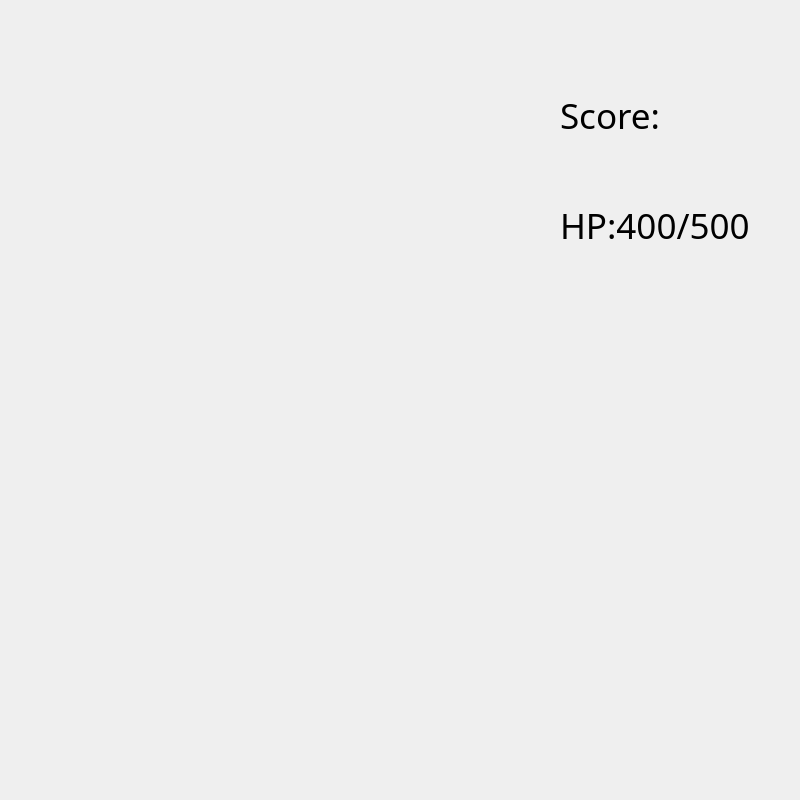
Before: the Qt Designer form PlaneFight/BattleField.ui in ForestOnTheLand/PlaneFight, drawn with Qt 5.
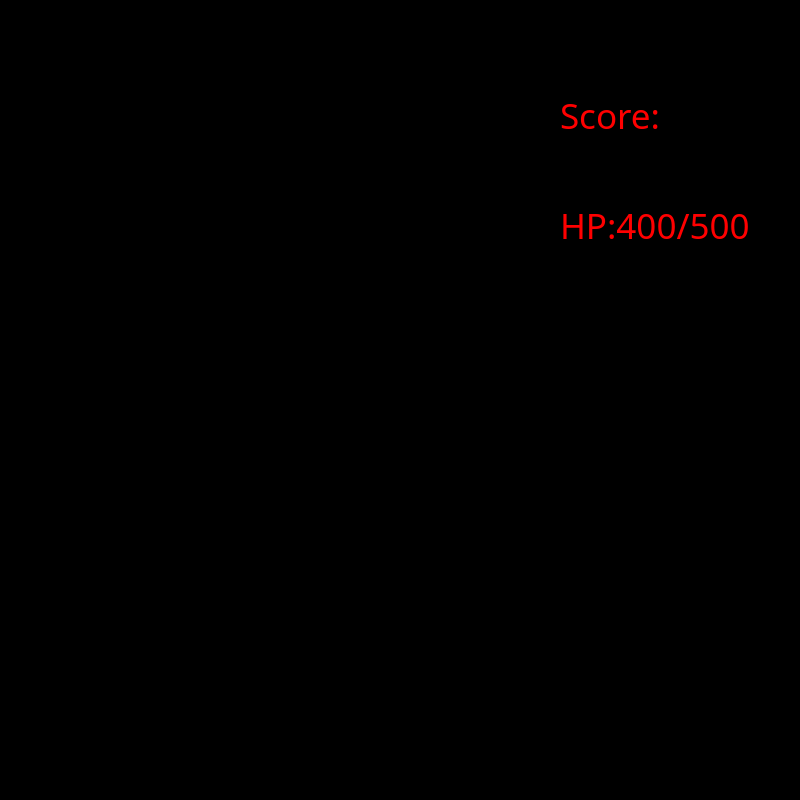
After: the same form once the commit is applied.

```diff
--- a/PlaneFight/BattleField.ui
+++ b/PlaneFight/BattleField.ui
@@ -30,6 +30,12 @@
   <property name="windowTitle">
    <string>BattleField</string>
   </property>
+  <property name="autoFillBackground">
+   <bool>false</bool>
+  </property>
+  <property name="styleSheet">
+   <string notr="true">#BattleFieldClass{background-color:rgb(0, 0, 0)}</string>
+  </property>
   <widget class="QLabel" name="score_label">
    <property name="geometry">
     <rect>
@@ -46,8 +52,14 @@
      <italic>false</italic>
     </font>
    </property>
+   <property name="layoutDirection">
+    <enum>Qt::LeftToRight</enum>
+   </property>
+   <property name="styleSheet">
+    <string notr="true"/>
+   </property>
    <property name="text">
-    <string>Score:</string>
+    <string>&lt;html&gt;&lt;head/&gt;&lt;body&gt;&lt;p&gt;&lt;span style=&quot; color:#ff0000;&quot;&gt;Score:&lt;/span&gt;&lt;/p&gt;&lt;/body&gt;&lt;/html&gt;</string>
    </property>
   </widget>
   <widget class="QLabel" name="hp_label">
@@ -67,7 +79,7 @@
     </font>
    </property>
    <property name="text">
-    <string>HP:400/500</string>
+    <string>&lt;html&gt;&lt;head/&gt;&lt;body&gt;&lt;p&gt;&lt;span style=&quot; color:#ff0000;&quot;&gt;HP:400/500&lt;/span&gt;&lt;/p&gt;&lt;/body&gt;&lt;/html&gt;</string>
    </property>
   </widget>
  </widget>
```
Left out of the diff: 4 changed lines with no effect on the pictures.
